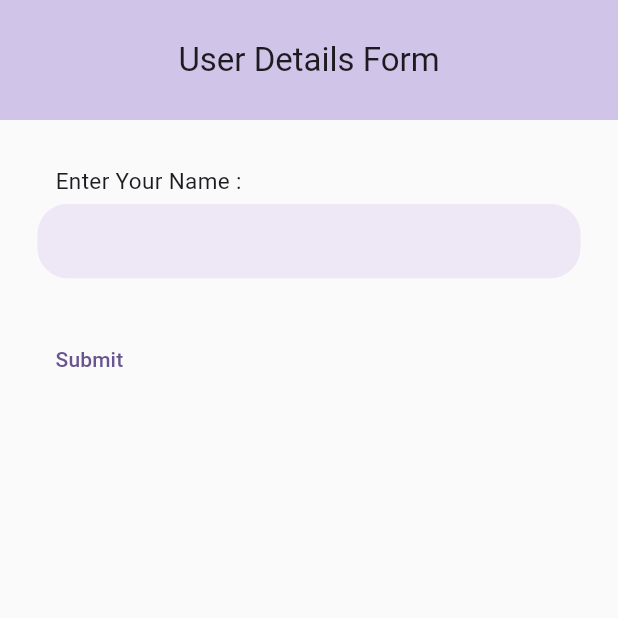
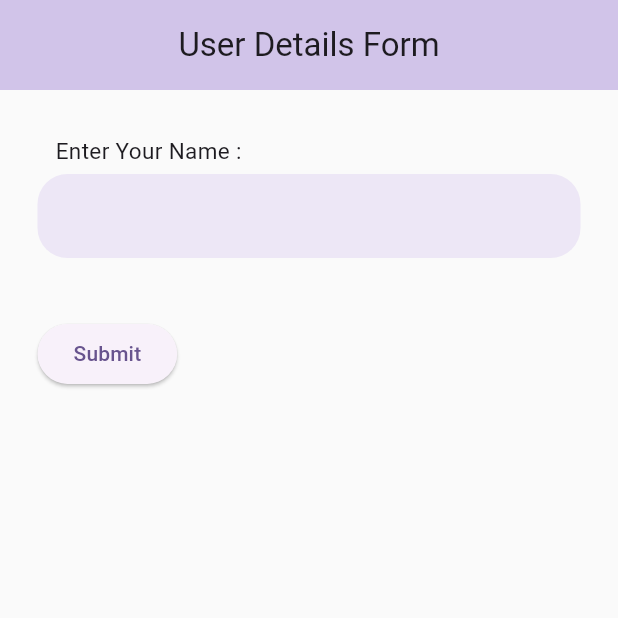
Before and after one commit to Ratndeep1999/login_page, a Flutter app: the screen it shows after launch, on a phone screen of 412 x 824 dp, the top half of it. Run offline on Flutter 3.47's test engine with Material 3 defaults, Android fonts, the phone set to English and light mode, and no system bars.

Commit message:
login_page.dart : _name input field and label add, form key add, validation add to name field, text button add, validation method add in Text Button

```diff
--- a/lib/login_page.dart
+++ b/lib/login_page.dart
@@ -9,8 +9,6 @@ class LoginPage extends StatefulWidget {
 
 class _LoginPageState extends State<LoginPage> {
 
-  // Variables
-  late String _name ;
 
   // Form key
   final _formKey = GlobalKey<FormState>();
@@ -25,7 +23,7 @@ class _LoginPageState extends State<LoginPage> {
   // name method
   Widget _buildName() {
     return SizedBox(   // it gives custom height and width
-      height: MediaQuery.of(context).size.height * 0.06,
+      height: MediaQuery.of(context).size.height * 0.08,
       child: TextFormField(
         validator: (value) {
           if (value == null || value.isEmpty) {
@@ -39,9 +37,6 @@ class _LoginPageState extends State<LoginPage> {
         cursorHeight: 20,
         controller: _nameController,
         keyboardType: TextInputType.name,
-        onSaved: (value) {
-          value = _name ;
-        },
         decoration: InputDecoration(
           filled: true,
           fillColor: Colors.deepPurple.shade50,
@@ -62,10 +57,12 @@ class _LoginPageState extends State<LoginPage> {
         title: Text("User Details Form"),
         centerTitle: true,
         backgroundColor: Colors.deepPurple.shade100,
-        toolbarHeight: 80,
+        toolbarHeight: 60,
         // shape: Border(bottom: BorderSide(width: 0.5)),
       ),
-      body: SafeArea(
+      body: SingleChildScrollView(
+        scrollDirection: Axis.vertical,
+        child: SafeArea(
             child: Form(
               key: _formKey,
                 child: Padding(
@@ -86,13 +83,14 @@ class _LoginPageState extends State<LoginPage> {
                         SizedBox(height: 30,),
 
                         // Button
-                      TextButton(
+                        ElevatedButton(
                             onPressed: () {
                           if (_formKey.currentState!.validate()) {
                             debugPrint("Processing......");
                           } else {
                             debugPrint("Please Fill all Details Properly");
                           }
+
                         },
                             child: Text("Submit"),
                         ),
@@ -101,6 +99,7 @@ class _LoginPageState extends State<LoginPage> {
                 ),
             ),
         ),
+      ),
     );
   }
 }
```
Lines whose indentation alone changed are shown as unchanged.
